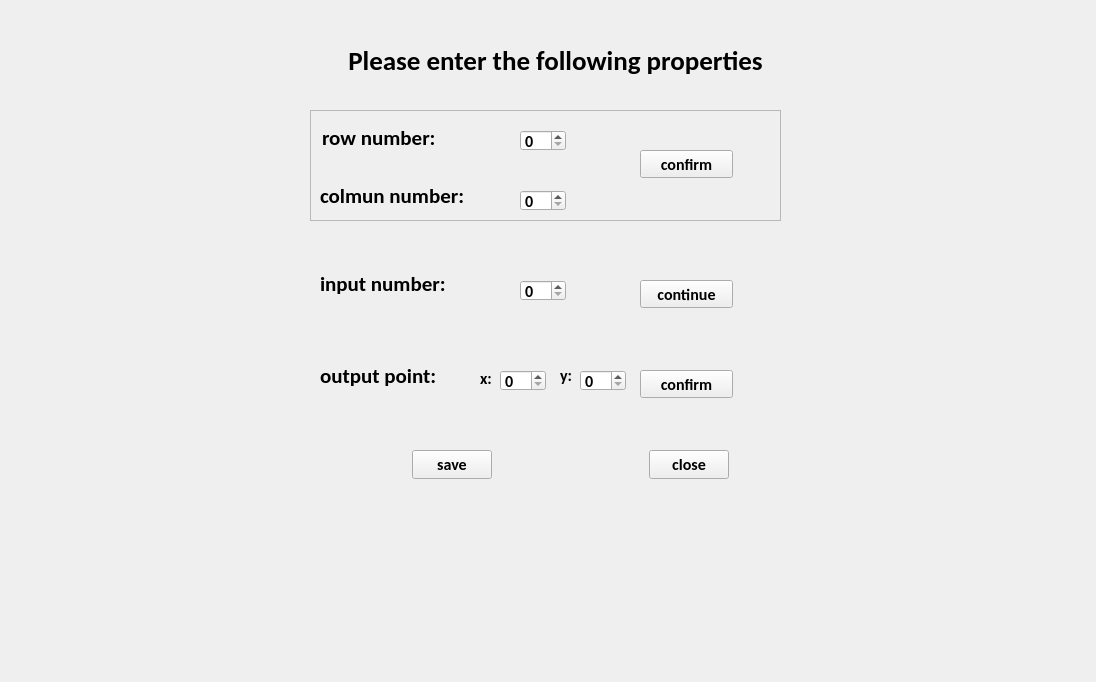
HaoyunHong/Analog-interface-of-digital-microfluidic-biochip, file BigProject/settingwidget.ui: the form before one commit.
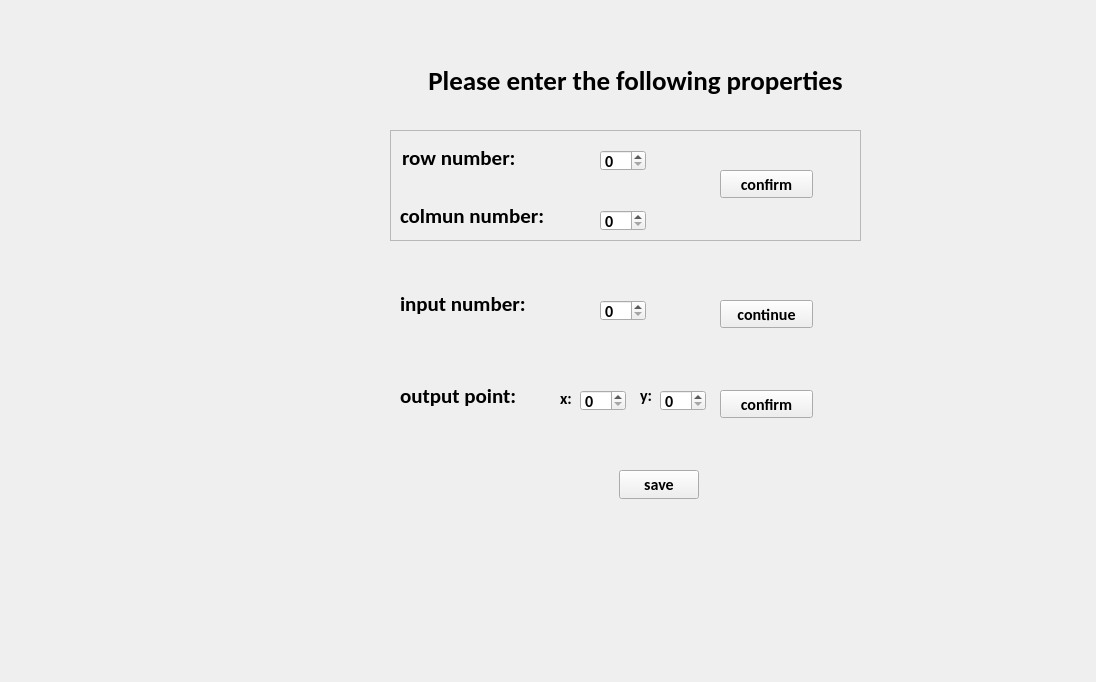
The form after the commit. Icons and pictures are not drawn.

Commit message: 完成界面布置，接下来开始画矩阵

The edit to the form file:
```diff
--- a/BigProject/settingwidget.ui
+++ b/BigProject/settingwidget.ui
@@ -16,8 +16,8 @@
   <widget class="QLabel" name="titleLabel">
    <property name="geometry">
     <rect>
-     <x>280</x>
-     <y>40</y>
+     <x>360</x>
+     <y>60</y>
      <width>551</width>
      <height>41</height>
     </rect>
@@ -43,8 +43,8 @@
   <widget class="QFrame" name="frame">
    <property name="geometry">
     <rect>
-     <x>310</x>
-     <y>110</y>
+     <x>390</x>
+     <y>130</y>
      <width>471</width>
      <height>111</height>
     </rect>
@@ -191,8 +191,8 @@
   <widget class="QWidget" name="widget_2" native="true">
    <property name="geometry">
     <rect>
-     <x>310</x>
-     <y>260</y>
+     <x>390</x>
+     <y>280</y>
      <width>471</width>
      <height>51</height>
     </rect>
@@ -280,8 +280,8 @@
   <widget class="QWidget" name="widget_3" native="true">
    <property name="geometry">
     <rect>
-     <x>310</x>
-     <y>350</y>
+     <x>390</x>
+     <y>370</y>
      <width>481</width>
      <height>51</height>
     </rect>
@@ -429,8 +429,8 @@
   <widget class="QWidget" name="widget_4" native="true">
    <property name="geometry">
     <rect>
-     <x>260</x>
-     <y>440</y>
+     <x>330</x>
+     <y>460</y>
      <width>657</width>
      <height>50</height>
     </rect>
@@ -464,34 +464,6 @@
       </property>
      </widget>
     </item>
-    <item>
-     <spacer name="horizontalSpacer_2">
-      <property name="orientation">
-       <enum>Qt::Horizontal</enum>
-      </property>
-      <property name="sizeHint" stdset="0">
-       <size>
-        <width>115</width>
-        <height>20</height>
-       </size>
-      </property>
-     </spacer>
-    </item>
-    <item>
-     <widget class="QPushButton" name="closeButton">
-      <property name="font">
-       <font>
-        <family>Calibri</family>
-        <pointsize>12</pointsize>
-        <weight>75</weight>
-        <bold>true</bold>
-       </font>
-      </property>
-      <property name="text">
-       <string>close</string>
-      </property>
-     </widget>
-    </item>
     <item>
      <spacer name="horizontalSpacer_11">
       <property name="orientation">
```
The commit also changes 7 other files.
